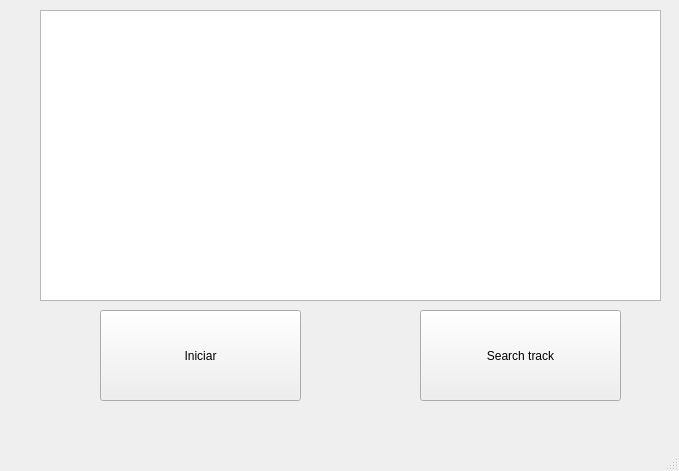
Qt form mainwindow.ui (jpshlima/qt-spotify-api) before a commit.
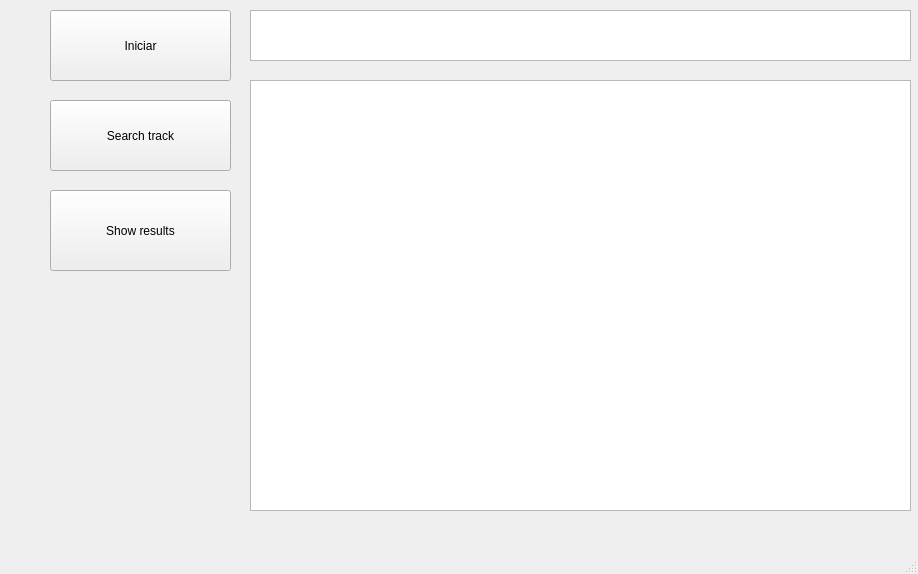
The same form after that commit.

Commit message:
Display search result in ListWidget
Still needs improvement: there is a need of 2 buttons to do the search and to exhibit it on screen. Somehow this can be avoided, for sure.

What changed in the file:
```diff
--- a/mainwindow.ui
+++ b/mainwindow.ui
@@ -6,8 +6,8 @@
    <rect>
     <x>0</x>
     <y>0</y>
-    <width>679</width>
-    <height>471</height>
+    <width>918</width>
+    <height>574</height>
    </rect>
   </property>
   <property name="windowTitle">
@@ -17,10 +17,10 @@
    <widget class="QPushButton" name="pushButton">
     <property name="geometry">
      <rect>
-      <x>100</x>
-      <y>310</y>
-      <width>201</width>
-      <height>91</height>
+      <x>50</x>
+      <y>10</y>
+      <width>181</width>
+      <height>71</height>
      </rect>
     </property>
     <property name="text">
@@ -30,10 +30,10 @@
    <widget class="QPushButton" name="pushButton_2">
     <property name="geometry">
      <rect>
-      <x>420</x>
-      <y>310</y>
-      <width>201</width>
-      <height>91</height>
+      <x>50</x>
+      <y>100</y>
+      <width>181</width>
+      <height>71</height>
      </rect>
     </property>
     <property name="text">
@@ -43,11 +43,43 @@
    <widget class="QPlainTextEdit" name="teOutput">
     <property name="geometry">
      <rect>
-      <x>40</x>
+      <x>250</x>
       <y>10</y>
-      <width>621</width>
-      <height>291</height>
+      <width>661</width>
+      <height>51</height>
      </rect>
+    </property>
+    <property name="plainText">
+     <string/>
+    </property>
+    <property name="overwriteMode">
+     <bool>false</bool>
+    </property>
+    <property name="centerOnScroll">
+     <bool>false</bool>
+    </property>
+   </widget>
+   <widget class="QListWidget" name="listWidget">
+    <property name="geometry">
+     <rect>
+      <x>250</x>
+      <y>80</y>
+      <width>661</width>
+      <height>431</height>
+     </rect>
+    </property>
+   </widget>
+   <widget class="QPushButton" name="pushButton_3">
+    <property name="geometry">
+     <rect>
+      <x>50</x>
+      <y>190</y>
+      <width>181</width>
+      <height>81</height>
+     </rect>
+    </property>
+    <property name="text">
+     <string>Show results</string>
     </property>
    </widget>
   </widget>
```
Left out of the diff: 2 changed lines with no effect on the pictures. The commit also changes 6 other files.
